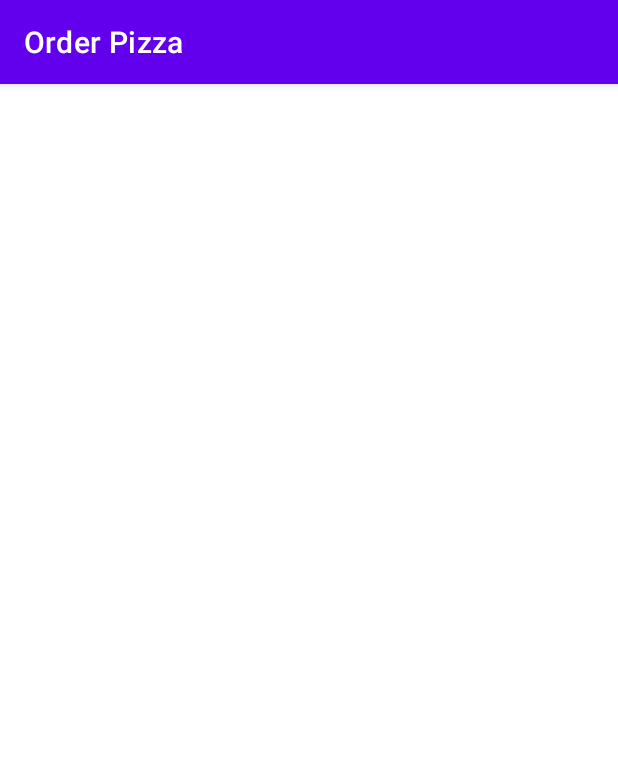
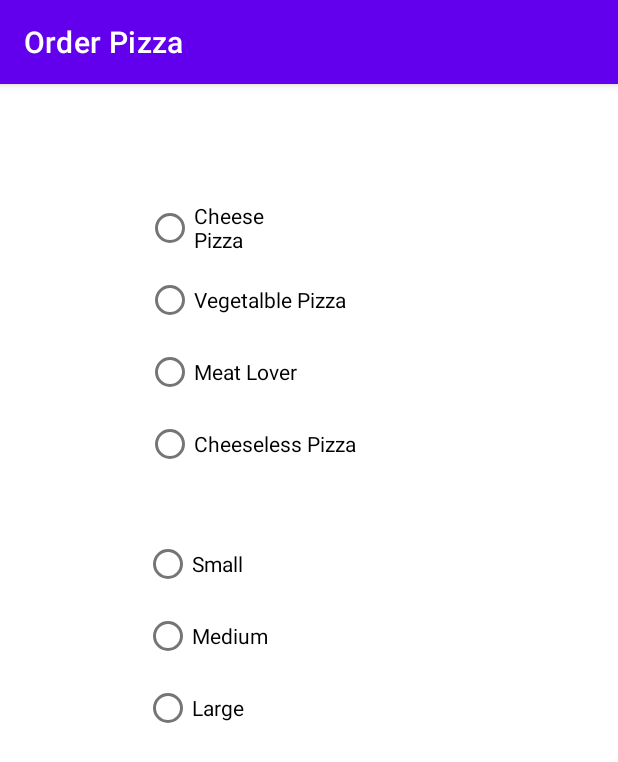
Before and after one commit to MuhammadSaad6618/MuhammadSaadAssign2, an Android app: the OrderActivity screen opened directly, with no data from a screen before it, on a phone screen of 412 x 824 dp. Shown: the top 762 px of the screen. Run offline under Robolectric (Android 15) with nearby library versions, the light colour scheme and no system bars.

Commit message:
Added the order screen and started making the menu of a certain pizza store

```diff
--- a/MuhammadAssign22/src/main/java/muhammad/saad/n01366618/MuhammadActivity.java
+++ b/MuhammadAssign22/src/main/java/muhammad/saad/n01366618/MuhammadActivity.java
@@ -24,6 +24,10 @@ import com.google.android.material.snackbar.Snackbar;
 
 
 public class MuhammadActivity extends AppCompatActivity {
+
+
+    public static final String extxt = "Store:";
+
     @Override
     protected void onCreate(Bundle savedInstanceState) {
         super.onCreate(savedInstanceState);
@@ -92,7 +96,7 @@ public class MuhammadActivity extends AppCompatActivity {
 
     public void myToastMsg4(View view) {
         Context context = getApplicationContext();
-        CharSequence text = "You have selected the pizza box";
+        CharSequence text = "You have selected The pizza box";
         int duration = Toast.LENGTH_LONG;
 
         Toast toast = Toast.makeText(context, text, duration);
@@ -106,25 +110,26 @@ public class MuhammadActivity extends AppCompatActivity {
         RadioButton bt4 = findViewById(R.id.MuhammadRB4);
 
         if(bt1.isChecked()) {
-           launch();
+           launch("you selected Dominos");
        }
 
        if(bt2.isChecked()){
-           launch();
+           launch("you selected Pizza Depot");
        }
 
         if(bt3.isChecked()){
-            launch();
+            launch("you selected The pizza box");
         }
 
         if(bt4.isChecked()){
-            launch();
+            launch("you selected Pizza Pizza");
         }
     }
 
 
-    void launch() {
+    void launch(String s) {
         Intent act = new Intent(this, OrderActivity.class);
+        act.putExtra(extxt, s);
         startActivity(act);
     }
 
--- a/MuhammadAssign22/src/main/java/muhammad/saad/n01366618/OrderActivity.java
+++ b/MuhammadAssign22/src/main/java/muhammad/saad/n01366618/OrderActivity.java
@@ -2,7 +2,9 @@ package muhammad.saad.n01366618;
 
 import androidx.appcompat.app.AppCompatActivity;
 
+import android.content.Intent;
 import android.os.Bundle;
+import android.widget.TextView;
 
 public class OrderActivity extends AppCompatActivity {
 
@@ -10,5 +12,10 @@ public class OrderActivity extends AppCompatActivity {
     protected void onCreate(Bundle savedInstanceState) {
         super.onCreate(savedInstanceState);
         setContentView(R.layout.activity_order);
+
+        Intent intent = getIntent();
+        String newTxt = intent.getStringExtra(MuhammadActivity.extxt);
+        TextView ab = (TextView) findViewById(R.id.Muhammadtv1);
+        ab.setText(newTxt);
     }
 }
--- a/MuhammadAssign22/src/main/res/layout/activity_main.xml
+++ b/MuhammadAssign22/src/main/res/layout/activity_main.xml
@@ -52,7 +52,7 @@
             android:layout_width="wrap_content"
             android:layout_height="wrap_content"
             android:onClick="myToastMsg4"
-            android:text="Halal Pizza"
+            android:text="The Pizza Box"
             tools:layout_conversion_absoluteHeight="48dp"
             tools:layout_conversion_absoluteWidth="101dp"
             tools:layout_editor_absoluteX="-28dp"
--- a/MuhammadAssign22/src/main/res/layout/activity_order.xml
+++ b/MuhammadAssign22/src/main/res/layout/activity_order.xml
@@ -6,4 +6,105 @@
     android:layout_height="match_parent"
     tools:context=".OrderActivity">
 
+    <TextView
+        android:id="@+id/Muhammadtv1"
+        android:layout_width="wrap_content"
+        android:layout_height="wrap_content"
+        android:layout_marginStart="153dp"
+        android:layout_marginTop="28dp"
+        android:text="TextView"
+        app:layout_constraintStart_toStartOf="parent"
+        app:layout_constraintTop_toTopOf="parent" />
+
+    <RadioGroup
+        android:id="@+id/radioGroup2"
+        android:layout_width="186dp"
+        android:layout_height="367dp"
+        android:layout_marginStart="97dp"
+        android:layout_marginTop="72dp"
+        android:orientation="vertical"
+        app:layout_constraintStart_toStartOf="parent"
+        app:layout_constraintTop_toTopOf="parent">
+
+        <RadioButton
+            android:id="@+id/MuhammadRB5"
+            android:layout_width="105dp"
+            android:layout_height="wrap_content"
+            android:text="Cheese Pizza"
+            tools:layout_conversion_absoluteHeight="48dp"
+            tools:layout_conversion_absoluteWidth="88dp"
+            tools:layout_editor_absoluteX="0dp"
+            tools:layout_editor_absoluteY="48dp" />
+
+        <RadioButton
+            android:id="@+id/MuhammadRB6"
+            android:layout_width="wrap_content"
+            android:layout_height="wrap_content"
+            android:text="Vegetalble Pizza"
+            tools:layout_conversion_absoluteHeight="48dp"
+            tools:layout_conversion_absoluteWidth="106dp"
+            tools:layout_editor_absoluteX="0dp"
+            tools:layout_editor_absoluteY="96dp" />
+
+        <RadioButton
+            android:id="@+id/MuhammadRB7"
+            android:layout_width="wrap_content"
+            android:layout_height="wrap_content"
+            android:text="Meat Lover"
+            tools:layout_conversion_absoluteHeight="48dp"
+            tools:layout_conversion_absoluteWidth="101dp"
+            tools:layout_editor_absoluteX="-28dp"
+            tools:layout_editor_absoluteY="355dp" />
+
+        <RadioButton
+            android:id="@+id/MuhammadRB8"
+            android:layout_width="wrap_content"
+            android:layout_height="wrap_content"
+            android:text="Cheeseless Pizza"
+            tools:layout_conversion_absoluteHeight="48dp"
+            tools:layout_conversion_absoluteWidth="102dp" />
+
+
+    </RadioGroup>
+
+    <RadioGroup
+        android:id="@+id/radioGroup3"
+        android:layout_width="186dp"
+        android:layout_height="367dp"
+        android:layout_marginStart="96dp"
+        android:layout_marginTop="296dp"
+        android:orientation="vertical"
+        app:layout_constraintStart_toStartOf="parent"
+        app:layout_constraintTop_toTopOf="parent">
+
+        <RadioButton
+            android:id="@+id/MuhammadRB9"
+            android:layout_width="wrap_content"
+            android:layout_height="wrap_content"
+            android:text="Small"
+            tools:layout_conversion_absoluteHeight="48dp"
+            tools:layout_conversion_absoluteWidth="106dp"
+            tools:layout_editor_absoluteX="0dp"
+            tools:layout_editor_absoluteY="96dp" />
+
+        <RadioButton
+            android:id="@+id/MuhammadRB10"
+            android:layout_width="wrap_content"
+            android:layout_height="wrap_content"
+            android:text="Medium"
+            tools:layout_conversion_absoluteHeight="48dp"
+            tools:layout_conversion_absoluteWidth="101dp"
+            tools:layout_editor_absoluteX="-28dp"
+            tools:layout_editor_absoluteY="355dp" />
+
+        <RadioButton
+            android:id="@+id/MuhammadRB11"
+            android:layout_width="wrap_content"
+            android:layout_height="wrap_content"
+            android:text="Large"
+            tools:layout_conversion_absoluteHeight="48dp"
+            tools:layout_conversion_absoluteWidth="102dp" />
+
+
+    </RadioGroup>
 </androidx.constraintlayout.widget.ConstraintLayout>
```
